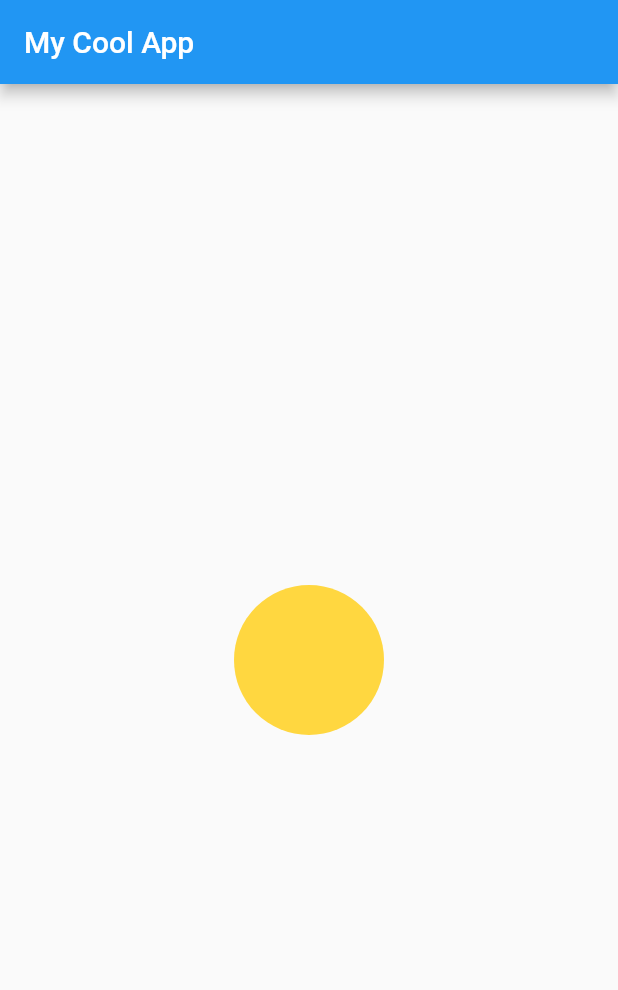
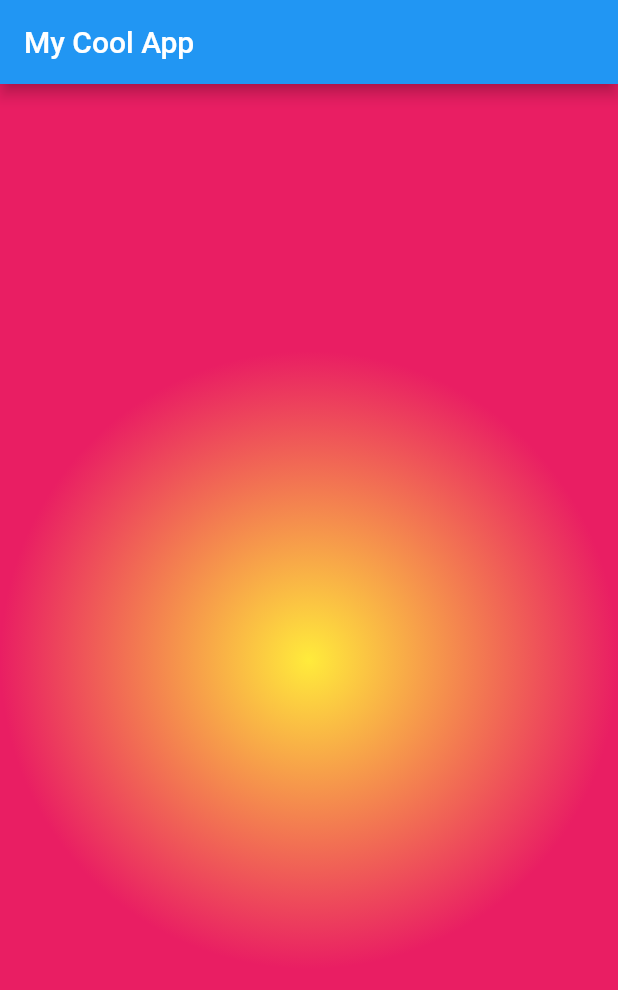
Before and after one commit to egidiocs/flutter-fireship-firebase-quizzap, a Flutter app: the screen it shows after launch, on a phone screen of 412 x 824 dp. Shown: the top 990 px of the screen. Run offline on Flutter 3.47's test engine with Material 2 defaults, Android fonts, the phone set to English and light mode, and no system bars.

Commit message:
widgets-box-decoration

```diff
--- a/lib/main.dart
+++ b/lib/main.dart
@@ -12,12 +12,19 @@ class MyApp extends StatelessWidget {
         ),
         body: Center(
           child: Container(
-              width: 100,
-              height: 100,
+            alignment: Alignment.center,
             decoration: BoxDecoration(
-                  color: Colors.amberAccent, shape: BoxShape.circle),
+                color: Colors.amberAccent,
+                //shape: BoxShape.circle,
+                //border: Border.all(width: 4, color: Colors.black),
+                //boxShadow: [
+                //  BoxShadow(offset: Offset(40, 40), color: Colors.purple),
+                //  BoxShadow(offset: Offset(20, 20), color: Colors.pink),
+                //],
+                gradient: RadialGradient(colors: [Colors.yellow, Colors.pink])),
           ),
-          )),
+        ),
+      ),
     );
   }
 }
```
Lines whose indentation alone changed are shown as unchanged.
